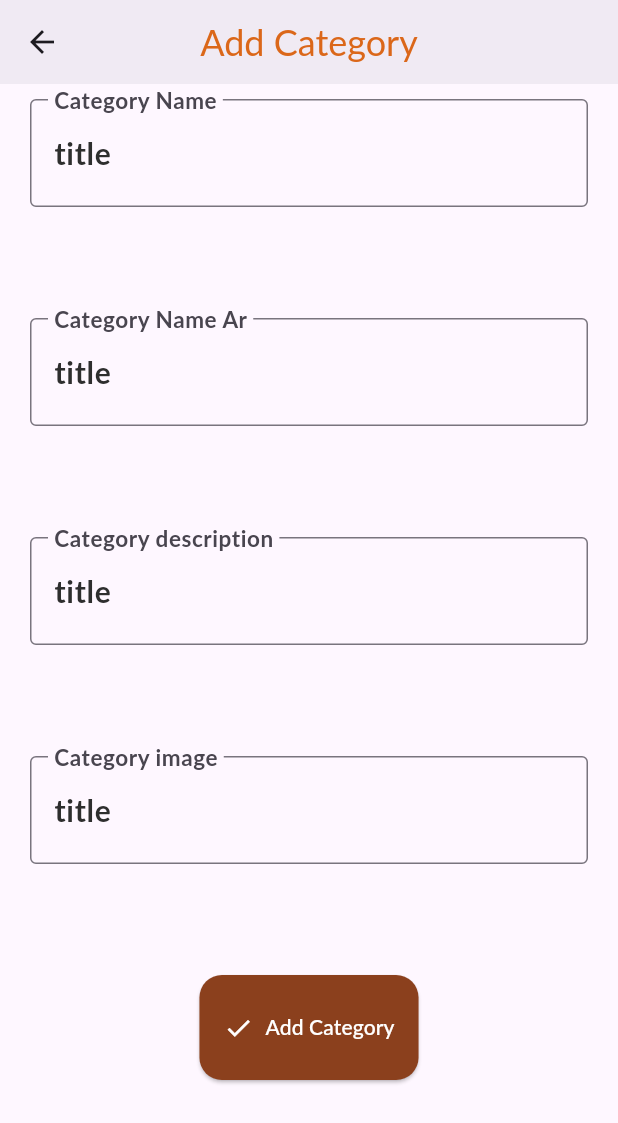
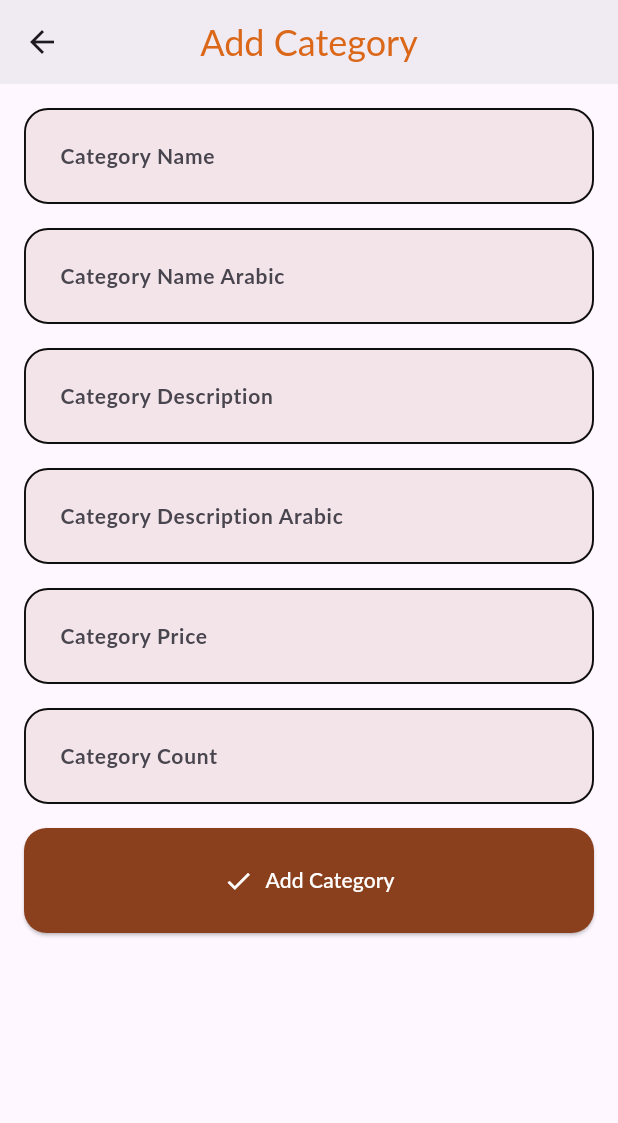
Before and after one commit to talaat97/Souq_Al-Khamis_Admin_version, a Flutter app: the AddCategory screen opened by its route, on a phone screen of 412 x 824 dp. Shown: the top 1123 px of the screen. Run offline on Flutter 3.47's test engine with Material 3 defaults, Android fonts, the light colour scheme and no system bars; our stand-ins replace dartz, firebase_core, flutter_svg, geolocator, get, google_maps_flutter and 2 more; missing offline and left inert: googleapis; accounts and stored records are empty; Roboto replaces fonts that are missing (Lato).

Commit message:
Done : category screen view workon : Add category screen

```diff
--- a/lib/controller/categories/view_contollre.dart
+++ b/lib/controller/categories/view_controller.dart
@@ -42,6 +42,10 @@ class CategoriesController extends GetxController {
     update();
   }
 
+  void goToAddCategoryPage() {
+    Get.toNamed(AppRoute.addCategory);
+  }
+
   void switchEditMode() {
     modeEdit = !modeEdit;
     update();
--- /dev/null
+++ b/lib/core/constant/font_wight_helper.dart
@@ -0,0 +1,12 @@
+import 'package:flutter/material.dart';
+
+class FontWeightHelper {
+  static const FontWeight thin = FontWeight.w100;
+  static const FontWeight extraLight = FontWeight.w200;
+  static const FontWeight light = FontWeight.w300;
+  static const FontWeight regular = FontWeight.w400;
+  static const FontWeight medium = FontWeight.w500;
+  static const FontWeight semiBold = FontWeight.w600;
+  static const FontWeight bold = FontWeight.w700;
+  static const FontWeight extraBold = FontWeight.w800;
+}
--- /dev/null
+++ b/lib/core/constant/styles.dart
@@ -0,0 +1,143 @@
+import 'dart:ui';
+
+import 'package:googleapis/calendar/v3.dart';
+import 'package:souq_al_khamis_admin_version/core/constant/colors.dart';
+import 'package:souq_al_khamis_admin_version/core/constant/font_wight_helper.dart';
+
+class TextStyles {
+  static TextStyle font24BlackBold = TextStyle(
+    fontSize: 24,
+    fontWeight: FontWeightHelper.bold,
+    color: AppColor.black,
+  );
+
+  static TextStyle font32BlueBold = TextStyle(
+    fontSize: 32,
+    fontWeight: FontWeightHelper.bold,
+    color: AppColor.primaryColor,
+  );
+
+  static TextStyle font13BlueSemiBold = TextStyle(
+    fontSize: 13,
+    fontWeight: FontWeightHelper.semiBold,
+    color: AppColor.secondColor,
+  );
+
+  static TextStyle font13DarkBlueMedium = TextStyle(
+    fontSize: 13,
+    fontWeight: FontWeightHelper.medium,
+    color: AppColor.secondColor,
+  );
+
+  static TextStyle font13DarkBlueRegular = TextStyle(
+    fontSize: 13,
+    fontWeight: FontWeightHelper.regular,
+    color: AppColor.secondColor,
+  );
+
+  static TextStyle font24BlueBold = TextStyle(
+    fontSize: 24,
+    fontWeight: FontWeightHelper.bold,
+    color: AppColor.primaryColor,
+  );
+
+  static TextStyle font16WhiteSemiBold = TextStyle(
+    fontSize: 16,
+    fontWeight: FontWeightHelper.semiBold,
+    color: AppColor.white,
+  );
+
+  static TextStyle font13GrayRegular = TextStyle(
+    fontSize: 13,
+    fontWeight: FontWeightHelper.regular,
+    color: AppColor.grey,
+  );
+
+  static TextStyle font12GrayRegular = TextStyle(
+    fontSize: 12,
+    fontWeight: FontWeightHelper.regular,
+    color: AppColor.grey,
+  );
+
+  static TextStyle font12GrayMedium = TextStyle(
+    fontSize: 12,
+    fontWeight: FontWeightHelper.medium,
+    color: AppColor.grey,
+  );
+
+  static TextStyle font12DarkBlueRegular = TextStyle(
+    fontSize: 12,
+    fontWeight: FontWeightHelper.regular,
+    color: AppColor.secondColor,
+  );
+
+  static TextStyle font12BlueRegular = TextStyle(
+    fontSize: 12,
+    fontWeight: FontWeightHelper.regular,
+    color: AppColor.primaryColor,
+  );
+
+  static TextStyle font13BlueRegular = TextStyle(
+    fontSize: 13,
+    fontWeight: FontWeightHelper.regular,
+    color: AppColor.primaryColor,
+  );
+
+  static TextStyle font14GrayRegular = TextStyle(
+    fontSize: 14,
+    fontWeight: FontWeightHelper.regular,
+    color: AppColor.grey,
+  );
+
+  static TextStyle font14LightGrayRegular = TextStyle(
+    fontSize: 14,
+    fontWeight: FontWeightHelper.regular,
+    color: AppColor.grey,
+  );
+
+  static TextStyle font14DarkBlueMedium = TextStyle(
+    fontSize: 14,
+    fontWeight: FontWeightHelper.medium,
+    color: AppColor.secondColor,
+  );
+  static TextStyle font16WhiteMedium = TextStyle(
+    fontSize: 16,
+    fontWeight: FontWeightHelper.medium,
+    color: AppColor.white,
+  );
+
+  static TextStyle font14BlueSemiBold = TextStyle(
+    fontSize: 14,
+    fontWeight: FontWeightHelper.semiBold,
+    color: AppColor.primaryColor,
+  );
+
+  static TextStyle font15DarkBlueMedium = TextStyle(
+    fontSize: 15,
+    fontWeight: FontWeightHelper.medium,
+    color: AppColor.secondColor,
+  );
+
+  static TextStyle font18DarkBlueBold = TextStyle(
+    fontSize: 18,
+    fontWeight: FontWeightHelper.bold,
+    color: AppColor.secondColor,
+  );
+
+  static TextStyle font18DarkBlueSemiBold = TextStyle(
+    fontSize: 18,
+    fontWeight: FontWeightHelper.semiBold,
+    color: AppColor.secondColor,
+  );
+
+  static TextStyle font18WhiteMedium = TextStyle(
+    fontSize: 18,
+    fontWeight: FontWeightHelper.medium,
+    color: AppColor.white,
+  );
+  static TextStyle font14DarkBlueBold = TextStyle(
+    fontSize: 14,
+    fontWeight: FontWeightHelper.bold,
+    color: AppColor.secondColor,
+  );
+}
--- a/lib/core/constant/themes.dart
+++ b/lib/core/constant/themes.dart
@@ -5,6 +5,7 @@ ThemeData themeEnglish = ThemeData(
   fontFamily: 'Lato',
   floatingActionButtonTheme: const FloatingActionButtonThemeData(
     backgroundColor: AppColor.primaryColor,
+    foregroundColor: AppColor.black,
   ),
   appBarTheme: const AppBarTheme(
     color: AppColor.white,
--- a/lib/core/middleware/mymiddleware.dart
+++ b/lib/core/middleware/mymiddleware.dart
@@ -12,12 +12,16 @@ class Mymiddleware extends GetMiddleware {
 
   @override
   RouteSettings? redirect(String? route) {
-    if (myServices.sharedPreferences.getString("step") == "Auth") {
+    String? step =  "Auth";
+     //myServices.sharedPreferences.getString("step");
+    log('$step');
+
+    if (step == "Auth") {
       log('--------------------فهمك عمتا !! --------------------------');
       return const RouteSettings(name: AppRoute.home);
     }
 
-    if (myServices.sharedPreferences.getString("step") == "onboarding") {
+    if (step == "onboarding") {
       return const RouteSettings(name: AppRoute.login);
     }
 
--- a/lib/core/services/services.dart
+++ b/lib/core/services/services.dart
@@ -4,12 +4,12 @@ import 'package:shared_preferences/shared_preferences.dart';
 class MyServices extends GetxService {
   late SharedPreferences sharedPreferences;
 
-  Future<MyServices> intIt() async {
+  Future<MyServices> init() async {
     sharedPreferences = await SharedPreferences.getInstance();
     return this;
   }
 }
 
 initialServices() async {
-  await Get.putAsync(() => MyServices().intIt());
+  await Get.putAsync(() => MyServices().init());
 }
--- /dev/null
+++ b/lib/core/shared/app_text_form_field.dart
@@ -0,0 +1,82 @@
+import 'package:flutter/material.dart';
+import 'package:souq_al_khamis_admin_version/core/constant/font_wight_helper.dart';
+
+import '../constant/colors.dart';
+
+class AppTextFormField extends StatelessWidget {
+  final EdgeInsetsGeometry? contentPadding;
+  final InputBorder? focusedBorder;
+  final InputBorder? enabledBorder;
+  final TextStyle? inputTextStyle;
+  final TextStyle? hintStyle;
+  final String hintText;
+  final bool? isObscureText;
+  final Widget? suffixIcon;
+  final Color? backgroundColor;
+  final TextEditingController? controller;
+  final Function(String?) validator;
+  const AppTextFormField({
+    super.key,
+    this.contentPadding,
+    this.focusedBorder,
+    this.enabledBorder,
+    this.inputTextStyle,
+    this.hintStyle,
+    required this.hintText,
+    this.isObscureText,
+    this.suffixIcon,
+    this.backgroundColor,
+    this.controller,
+    required this.validator,
+  });
+
+  @override
+  Widget build(BuildContext context) {
+    return TextFormField(
+      controller: controller,
+      decoration: InputDecoration(
+        isDense: true,
+        contentPadding: contentPadding ??
+            EdgeInsets.symmetric(horizontal: 20, vertical: 18),
+        focusedBorder: focusedBorder ??
+            OutlineInputBorder(
+              borderSide: const BorderSide(
+                color: AppColor.grey,
+                width: 1.3,
+              ),
+              borderRadius: BorderRadius.circular(16.0),
+            ),
+        enabledBorder: enabledBorder ??
+            OutlineInputBorder(
+              borderSide: const BorderSide(
+                color: AppColor.black,
+                width: 1.3,
+              ),
+              borderRadius: BorderRadius.circular(16.0),
+            ),
+        errorBorder: OutlineInputBorder(
+          borderSide: const BorderSide(color: Colors.red, width: 1.3),
+          borderRadius: BorderRadius.circular(16.0),
+        ),
+        focusedErrorBorder: OutlineInputBorder(
+          borderSide: const BorderSide(color: Colors.red, width: 1.3),
+          borderRadius: BorderRadius.circular(16.0),
+        ),
+        //hintStyle: hintStyle ?? TextStyles.font14LightGrayRegular,
+        hintText: hintText,
+        suffixIcon: suffixIcon,
+        fillColor: backgroundColor ?? AppColor.secondColor.withOpacity(0.1),
+        filled: true,
+      ),
+      obscureText: isObscureText ?? false,
+      style: TextStyle(
+        fontSize: 14,
+        fontWeight: FontWeightHelper.bold,
+        color: AppColor.secondColor,
+      ),
+      validator: (value) {
+        return validator(value);
+      },
+    );
+  }
+}
--- a/lib/main.dart
+++ b/lib/main.dart
@@ -1,7 +1,7 @@
 import 'package:firebase_core/firebase_core.dart';
 import 'package:flutter/material.dart';
 import 'package:get/get.dart';
-import 'package:souq_al_khamis_admin_version/binding/initial-binding.dart';
+import 'package:souq_al_khamis_admin_version/binding/initial_binding.dart';
 import 'package:souq_al_khamis_admin_version/core/localization/change_local.dart';
 import 'package:souq_al_khamis_admin_version/core/localization/translation.dart';
 import 'package:souq_al_khamis_admin_version/core/services/services.dart';
@@ -22,7 +22,7 @@ class MyApp extends StatelessWidget {
 
   @override
   Widget build(BuildContext context) {
-    LocaleController localecontroller = Get.put(LocaleController()); //
+    LocaleController localecontroller = Get.put(LocaleController());
     return GetMaterialApp(
       translations: MyTranslation(),
       debugShowCheckedModeBanner: false,
--- a/lib/routs.dart
+++ b/lib/routs.dart
@@ -3,7 +3,7 @@ import 'package:souq_al_khamis_admin_version/core/constant/routs_page.dart';
 import 'package:souq_al_khamis_admin_version/core/middleware/mymiddleware.dart';
 
 import 'package:souq_al_khamis_admin_version/view/screens/auth/login.dart';
-import 'package:souq_al_khamis_admin_version/view/screens/categories/addCategory.dart';
+import 'package:souq_al_khamis_admin_version/view/screens/categories/add_category.dart';
 import 'package:souq_al_khamis_admin_version/view/screens/categories/categories_page.dart';
 import 'package:souq_al_khamis_admin_version/view/screens/home/home.dart';
 import 'package:souq_al_khamis_admin_version/view/screens/items/add_Item.dart';
--- a/lib/view/screens/categories/addCategory.dart
+++ /dev/null
@@ -1,78 +0,0 @@
-import 'package:flutter/material.dart';
-import 'package:get/get.dart';
-
-import 'package:souq_al_khamis_admin_version/controller/categories/view_contollre.dart'
-    show CategoriesController;
-
-import '../../../core/constant/colors.dart';
-
-class AddCategory extends StatelessWidget {
-  const AddCategory({super.key});
-
-  @override
-  Widget build(BuildContext context) {
-    var categoriesController = Get.find<CategoriesController>();
-    return Scaffold(
-      appBar: AppBar(
-        title: Text('Add Category'),
-      ),
-      body: Form(
-        key: categoriesController.formKey,
-        child: Padding(
-          padding: const EdgeInsets.symmetric(horizontal: 20, vertical: 10),
-          child: Column(
-            mainAxisAlignment: MainAxisAlignment.spaceBetween,
-            children: [
-              TextFormField(
-                initialValue: 'title',
-                decoration: InputDecoration(
-                  labelText: 'Category Name',
-                  border: OutlineInputBorder(),
-                ),
-              ),
-              TextFormField(
-                initialValue: 'title',
-                decoration: InputDecoration(
-                  labelText: 'Category Name Ar',
-                  border: OutlineInputBorder(),
-                ),
-              ),
-              TextFormField(
-                initialValue: 'title',
-                decoration: InputDecoration(
-                  labelText: 'Category description',
-                  border: OutlineInputBorder(),
-                ),
-              ),
-              TextFormField(
-                initialValue: 'title',
-                decoration: InputDecoration(
-                  labelText: 'Category image',
-                  border: OutlineInputBorder(),
-                ),
-              ),
-              ElevatedButton.icon(
-                onPressed: () {
-                  Navigator.pop(context);
-                },
-                icon: Icon(Icons.done, size: 20),
-                label: Text('Add Category'),
-                style: ElevatedButton.styleFrom(
-                  padding: EdgeInsets.symmetric(horizontal: 16, vertical: 25),
-                  backgroundColor:
-                      AppColor.secondColor, // AppColor.primaryColor
-                  foregroundColor: Colors.white,
-
-                  shape: RoundedRectangleBorder(
-                    borderRadius: BorderRadius.circular(15),
-                  ),
-                ),
-              ),
-              const SizedBox(height: 20),
-            ],
-          ),
-        ),
-      ),
-    );
-  }
-}
--- /dev/null
+++ b/lib/view/screens/categories/add_category.dart
@@ -0,0 +1,87 @@
+import 'package:flutter/material.dart';
+import 'package:get/get.dart';
+
+import 'package:souq_al_khamis_admin_version/controller/categories/view_controller.dart';
+import 'package:souq_al_khamis_admin_version/core/shared/app_text_form_field.dart';
+
+import '../../../core/constant/colors.dart';
+
+class AddCategory extends StatelessWidget {
+  const AddCategory({super.key});
+
+  @override
+  Widget build(BuildContext context) {
+    var categoriesController = Get.find<CategoriesController>();
+    return Scaffold(
+        appBar: AppBar(
+          title: Text('Add Category'),
+        ),
+        body: Form(
+          key: categoriesController.formKey,
+          child: Padding(
+              padding: const EdgeInsets.symmetric(horizontal: 0, vertical: 0),
+              child: ListView.separated(
+                padding: const EdgeInsets.all(16),
+                itemCount: 7, // 6 fields + 1 button
+                separatorBuilder: (context, index) =>
+                    const SizedBox(height: 16),
+                itemBuilder: (context, index) {
+                  final fields = [
+                    AppTextFormField(
+                      hintText: 'Category Name',
+                      validator: (value) => value == null || value.isEmpty
+                          ? 'Please enter category name'
+                          : null,
+                    ),
+                    AppTextFormField(
+                      hintText: 'Category Name Arabic',
+                      validator: (value) => value == null || value.isEmpty
+                          ? 'Please enter category name'
+                          : null,
+                    ),
+                    AppTextFormField(
+                      hintText: 'Category Description',
+                      validator: (value) => value == null || value.isEmpty
+                          ? 'Please enter category description'
+                          : null,
+                    ),
+                    AppTextFormField(
+                      hintText: 'Category Description Arabic',
+                      validator: (value) => value == null || value.isEmpty
+                          ? 'Please enter category description'
+                          : null,
+                    ),
+                    AppTextFormField(
+                      hintText: 'Category Price',
+                      validator: (value) => value == null || value.isEmpty
+                          ? 'Please enter category price'
+                          : null,
+                    ),
+                    AppTextFormField(
+                      hintText: 'Category Count',
+                      validator: (value) => value == null || value.isEmpty
+                          ? 'Please enter category count'
+                          : null,
+                    ),
+                    ElevatedButton.icon(
+                      onPressed: () => Navigator.pop(context),
+                      icon: const Icon(Icons.done, size: 20),
+                      label: const Text('Add Category'),
+                      style: ElevatedButton.styleFrom(
+                        padding: const EdgeInsets.symmetric(
+                            horizontal: 16, vertical: 25),
+                        backgroundColor: AppColor.secondColor,
+                        foregroundColor: Colors.white,
+                        shape: RoundedRectangleBorder(
+                          borderRadius: BorderRadius.circular(15),
+                        ),
+                      ),
+                    ),
+                  ];
+
+                  return fields[index];
+                },
+              )),
+        ));
+  }
+}
--- a/lib/view/screens/categories/categories_page.dart
+++ b/lib/view/screens/categories/categories_page.dart
@@ -2,7 +2,7 @@ import 'package:flutter/material.dart';
 import 'package:get/get_state_manager/src/simple/get_state.dart';
 import 'package:get/instance_manager.dart';
 import 'package:flutter_svg/svg.dart';
-import '../../../controller/categories/view_contollre.dart';
+import '../../../controller/categories/view_controller.dart';
 import '../../../link_api.dart';
 
 class CategoriesPage extends StatelessWidget {
@@ -10,7 +10,7 @@ class CategoriesPage extends StatelessWidget {
 
   @override
   Widget build(BuildContext context) {
-    Get.put(CategoriesController());
+    var controller = Get.put(CategoriesController());
     return Scaffold(
       appBar: AppBar(
         title: Text('Categories'),
@@ -25,24 +25,36 @@ class CategoriesPage extends StatelessWidget {
           ),
           itemCount: controller.categories.length, // Example item count
           itemBuilder: (context, index) {
-            return Card(
+            return GestureDetector(
+              onTap: () {},
+              child: Card(
                 child: Column(
                   mainAxisAlignment: MainAxisAlignment.spaceAround,
                   children: [
                     SvgPicture.network(
                       '${Applink.categoriesLink}/${controller.categories[index].categoriesImage}',
-                    height: 80,
-                    width: 80,
+                      height: 90,
                       placeholderBuilder: (context) =>
                           CircularProgressIndicator(),
                     ),
                     Text(controller.categories[index].categoriesName!),
                   ],
                 ),
+              ),
             );
           },
         ),
       ),
+      floatingActionButton: FloatingActionButton.extended(
+        onPressed: () {
+          controller.goToAddCategoryPage();
+        },
+        shape: RoundedRectangleBorder(
+          borderRadius: BorderRadius.circular(15),
+        ),
+        label: Text('Add Category'),
+        icon: Icon(Icons.add),
+      ),
     );
   }
 }
--- a/lib/view/screens/home/home.dart
+++ b/lib/view/screens/home/home.dart
@@ -27,6 +27,12 @@ class HomePage extends StatelessWidget {
               mainAxisSpacing: 15,
             ),
             children: [
+                 CardAdminHome(
+                  title: 'الاصنــــــاف',
+                  imageUrl: 'assets/image/category.jpeg',
+                  navigartTo: () {
+                    homeController.goToCategoriesPage();
+                  }),
               CardAdminHome(
                 title: 'الاشعـــــرات',
                 imageUrl: 'assets/image/notifaction.png',
@@ -44,12 +50,7 @@ class HomePage extends StatelessWidget {
                   homeController.goToItemsPage();
                 },
               ),
-              CardAdminHome(
-                  title: 'الاصنــــــاف',
-                  imageUrl: 'assets/image/category.jpeg',
-                  navigartTo: () {
-                    homeController.goToCategoriesPage();
-                  }),
+
               CardAdminHome(
                 title: 'الطيــــارين',
                 imageUrl: 'assets/image/delivery.png',
--- a/lib/view/screens/items/add_item.dart
+++ b/lib/view/screens/items/add_item.dart
@@ -1,7 +1,6 @@
 import 'package:flutter/material.dart';
-import 'package:get/get.dart';
 
-import '../../../controller/items/items_controller.dart';
+
 import '../../../core/constant/colors.dart';
 
 class AddItemPage extends StatelessWidget {
@@ -9,13 +8,12 @@ class AddItemPage extends StatelessWidget {
 
   @override
   Widget build(BuildContext context) {
-    var itemController = Get.find<ItemController>();
     return Scaffold(
       appBar: AppBar(
         title: Text('Add Item'),
       ),
       body: Form(
-        key: itemController.formKey,
+
         child: Padding(
           padding: const EdgeInsets.symmetric(horizontal: 20, vertical: 10),
           child: Column(
--- a/lib/view/screens/items/items_page.dart
+++ b/lib/view/screens/items/items_page.dart
@@ -1,62 +1,18 @@
 import 'package:flutter/material.dart';
-import 'package:get/get.dart';
-import 'package:souq_al_khamis_admin_version/controller/items/items_controller.dart';
-import 'package:souq_al_khamis_admin_version/data/datacorse/static/model/category_model.dart';
 
-class CategoriesPage extends StatelessWidget {
-  final List<CategoryModel> categories;
-  const CategoriesPage({super.key, required this.categories});
+class ItemsPage extends StatelessWidget {
+  const ItemsPage({
+    super.key,
+  });
 
   @override
   Widget build(BuildContext context) {
-    final controller = Get.put(ItemsByCategoryController());
-
-    return DefaultTabController(
-      length: categories.length,
-      child: Scaffold(
-        appBar: AppBar(
-          title: const Text("Categories"),
-          bottom: TabBar(
-            isScrollable: true,
-            tabs: categories.map((c) => Tab(text: c.categoriesNameAr)).toList(),
-          ),
-        ),
-        body: TabBarView(
-          children: categories.map((c) {
-            return GetBuilder<ItemsByCategoryController>(
-              id: "tab-${c.categoriesId}",
-              builder: (ctrl) {
-                final status = ctrl.statusByCategory[c.categoriesId];
-                final items = ctrl.itemsByCategory[c.categoriesId];
-
-                // لو لسه ما طلبناش البيانات
-                if (status == null) {
-                  // نعمل الطلب أول مرة
-                  Future.microtask(() => ctrl.getItems(c.categoriesId));
-                  return const Center(child: Text("Loading..."));
-                }
-
-                if (status == StatusRequest.loading) {
-                  return const Center(child: CircularProgressIndicator());
-                }
-
-                if (status == StatusRequest.failure) {
-                  return const Center(child: Text("Failed to load items"));
-                }
-
-                if (items == null || items.isEmpty) {
-                  return const Center(child: Text("No items found"));
-                }
-
-                return ListView.builder(
-                  itemCount: items.length,
-                  itemBuilder: (context, index) =>
-                      ListTile(title: Text(items[index].itemName)),
-                );
-              },
-            );
-          }).toList(),
-        ),
+    return Scaffold(
+      appBar: AppBar(
+        title: Text('Items Page'),
+      ),
+      body: Center(
+        child: Text('Items Page '),
       ),
     );
   }
```
Also changed, not shown: lib/controller/auth/login_controller.dart (+1 -11 lines), lib/binding/initial_binding.dart (renamed from lib/binding/initial-binding.dart), lib/core/function/store_map_data_shared_pref.dart (renamed from lib/core/function/store_mapData_sPref.dart), 1 other file. Lines whose indentation alone changed are shown as unchanged.
